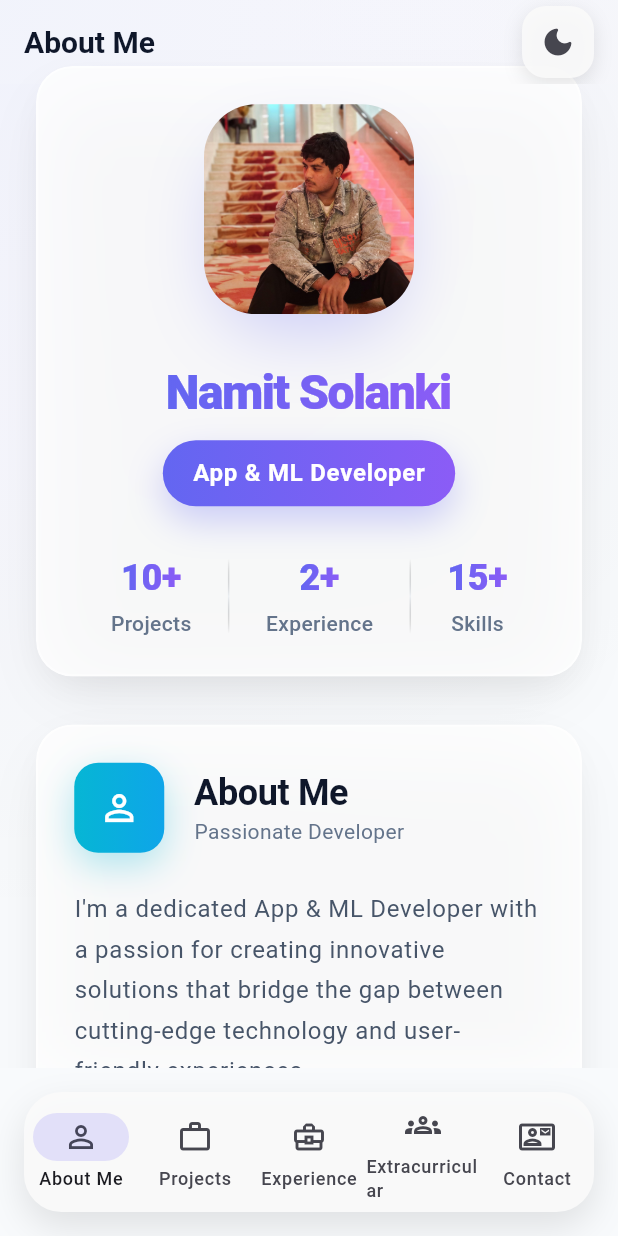
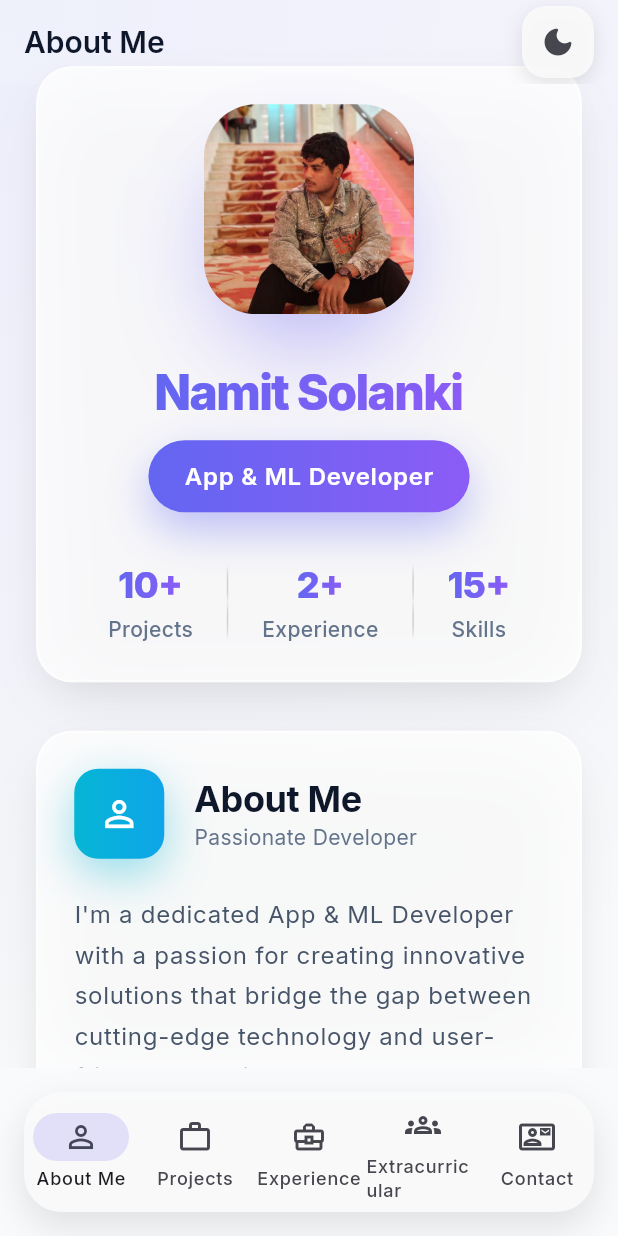
Before and after one commit to Namit24/portfolio-app, a Flutter app: the screen it shows after launch, on a phone screen of 412 x 824 dp. Run offline on Flutter 3.47's test engine with Material 3 defaults, Android fonts, the light colour scheme and no system bars; drawn by our look-alikes of flutter_animate; our stand-ins replace google_fonts; Roboto replaces fonts that are missing (SF Pro Display).

Commit message:
Good UI update

```diff
--- a/lib/screens/home_screen.dart
+++ b/lib/screens/home_screen.dart
@@ -88,21 +88,23 @@ class _HomeScreenState extends State<HomeScreen> {
           ),
         ],
       ),
-      body: PageView(
+      // OPTIMIZED PAGE VIEW FOR SMOOTH SCROLLING
+      body: PageView.builder(
         controller: _pageController,
         onPageChanged: (index) {
           setState(() {
             _currentIndex = index;
           });
         },
-        children: _sections.map((section) {
-          return section.animate().fadeIn(duration: 300.ms).slideX(
-            begin: 0.1,
-            end: 0,
-            duration: 400.ms,
-            curve: Curves.easeOutCubic,
+        // PERFORMANCE OPTIMIZATION
+        physics: const BouncingScrollPhysics(),
+        itemCount: _sections.length,
+        itemBuilder: (context, index) {
+          return _sections[index].animate().fadeIn(
+            duration: 200.ms,
+            curve: Curves.easeOut,
           );
-        }).toList(),
+        },
       ),
       bottomNavigationBar: Container(
         margin: const EdgeInsets.all(16),
@@ -124,10 +126,11 @@ class _HomeScreenState extends State<HomeScreen> {
               setState(() {
                 _currentIndex = index;
               });
+              // SMOOTH PAGE TRANSITION
               _pageController.animateToPage(
                 index,
-                duration: const Duration(milliseconds: 300),
-                curve: Curves.easeInOut,
+                duration: const Duration(milliseconds: 250),
+                curve: Curves.easeInOutCubic,
               );
             },
             backgroundColor: Theme.of(context).colorScheme.surface.withOpacity(0.95),
--- a/lib/theme/app_theme.dart
+++ b/lib/theme/app_theme.dart
@@ -1,4 +1,5 @@
 import 'package:flutter/material.dart';
+import 'package:google_fonts/google_fonts.dart';
 
 class AppTheme {
   static const Color primaryColor = Color(0xFF6366F1);
@@ -7,79 +8,6 @@ class AppTheme {
   static const Color surfaceColor = Color(0xFFFAFAFA);
   static const Color cardColor = Color(0xFFFFFFFF);
 
-  // Using system fonts that are available on all devices
-  static const String fontFamily = 'SF Pro Display'; // iOS
-  static const String fallbackFont = 'Roboto'; // Android
-
-  static TextTheme _buildTextTheme(Brightness brightness) {
-    final Color textColor = brightness == Brightness.light
-        ? const Color(0xFF0F172A)
-        : Colors.white;
-
-    return TextTheme(
-      headlineLarge: TextStyle(
-        fontFamily: fontFamily,
-        fontSize: 32,
-        fontWeight: FontWeight.w800,
-        letterSpacing: -1.0,
-        color: textColor,
-        fontFamilyFallback: const [fallbackFont, 'sans-serif'],
-      ),
-      headlineMedium: TextStyle(
-        fontFamily: fontFamily,
-        fontSize: 28,
-        fontWeight: FontWeight.w700,
-        letterSpacing: -0.5,
-        color: textColor,
-        fontFamilyFallback: const [fallbackFont, 'sans-serif'],
-      ),
-      headlineSmall: TextStyle(
-        fontFamily: fontFamily,
-        fontSize: 24,
-        fontWeight: FontWeight.w600,
-        letterSpacing: -0.25,
-        color: textColor,
-        fontFamilyFallback: const [fallbackFont, 'sans-serif'],
-      ),
-      titleLarge: TextStyle(
-        fontFamily: fontFamily,
-        fontSize: 20,
-        fontWeight: FontWeight.w600,
-        color: textColor,
-        fontFamilyFallback: const [fallbackFont, 'sans-serif'],
-      ),
-      titleMedium: TextStyle(
-        fontFamily: fontFamily,
-        fontSize: 16,
-        fontWeight: FontWeight.w500,
-        color: brightness == Brightness.light
-            ? const Color(0xFF64748B)
-            : const Color(0xFFE2E8F0),
-        fontFamilyFallback: const [fallbackFont, 'sans-serif'],
-      ),
-      bodyLarge: TextStyle(
-        fontFamily: fontFamily,
-        fontSize: 16,
-        fontWeight: FontWeight.w400,
-        height: 1.5,
-        color: brightness == Brightness.light
-            ? const Color(0xFF475569)
-            : const Color(0xFFCBD5E1),
-        fontFamilyFallback: const [fallbackFont, 'sans-serif'],
-      ),
-      bodyMedium: TextStyle(
-        fontFamily: fontFamily,
-        fontSize: 14,
-        fontWeight: FontWeight.w400,
-        height: 1.4,
-        color: brightness == Brightness.light
-            ? const Color(0xFF64748B)
-            : const Color(0xFF94A3B8),
-        fontFamilyFallback: const [fallbackFont, 'sans-serif'],
-      ),
-    );
-  }
-
   static ThemeData lightTheme = ThemeData(
     useMaterial3: true,
     colorScheme: ColorScheme.fromSeed(
@@ -87,18 +15,58 @@ class AppTheme {
       brightness: Brightness.light,
       surface: surfaceColor,
     ),
-    textTheme: _buildTextTheme(Brightness.light),
+    // FIXED FONT CONFIGURATION
+    textTheme: GoogleFonts.interTextTheme().copyWith(
+      headlineLarge: GoogleFonts.inter(
+        fontSize: 32,
+        fontWeight: FontWeight.w800,
+        letterSpacing: -1.0,
+        color: const Color(0xFF0F172A),
+      ),
+      headlineMedium: GoogleFonts.inter(
+        fontSize: 28,
+        fontWeight: FontWeight.w700,
+        letterSpacing: -0.5,
+        color: const Color(0xFF0F172A),
+      ),
+      headlineSmall: GoogleFonts.inter(
+        fontSize: 24,
+        fontWeight: FontWeight.w600,
+        letterSpacing: -0.25,
+        color: const Color(0xFF0F172A),
+      ),
+      titleLarge: GoogleFonts.inter(
+        fontSize: 20,
+        fontWeight: FontWeight.w600,
+        color: const Color(0xFF0F172A),
+      ),
+      titleMedium: GoogleFonts.inter(
+        fontSize: 16,
+        fontWeight: FontWeight.w500,
+        color: const Color(0xFF475569),
+      ),
+      bodyLarge: GoogleFonts.inter(
+        fontSize: 16,
+        fontWeight: FontWeight.w400,
+        height: 1.5,
+        color: const Color(0xFF475569),
+      ),
+      bodyMedium: GoogleFonts.inter(
+        fontSize: 14,
+        fontWeight: FontWeight.w400,
+        height: 1.4,
+        color: const Color(0xFF64748B),
+      ),
+    ),
     scaffoldBackgroundColor: const Color(0xFFF8FAFC),
     appBarTheme: AppBarTheme(
       backgroundColor: Colors.transparent,
       elevation: 0,
       scrolledUnderElevation: 0,
-      titleTextStyle: TextStyle(
-        fontFamily: fontFamily,
+      titleTextStyle: GoogleFonts.inter(
         fontSize: 20,
         fontWeight: FontWeight.w600,
         color: const Color(0xFF0F172A),
-        fontFamilyFallback: const [fallbackFont, 'sans-serif'],
       ),
     ),
     cardTheme: CardThemeData(
@@ -118,10 +86,8 @@ class AppTheme {
         ),
         backgroundColor: primaryColor,
         foregroundColor: Colors.white,
-        textStyle: TextStyle(
-          fontFamily: fontFamily,
+        textStyle: GoogleFonts.inter(
           fontWeight: FontWeight.w600,
-          fontFamilyFallback: const [fallbackFont, 'sans-serif'],
         ),
       ),
     ),
@@ -134,18 +100,58 @@ class AppTheme {
       brightness: Brightness.dark,
       surface: const Color(0xFF0F172A),
     ),
-    textTheme: _buildTextTheme(Brightness.dark),
+    // FIXED DARK THEME FONTS
+    textTheme: GoogleFonts.interTextTheme(ThemeData.dark().textTheme).copyWith(
+      headlineLarge: GoogleFonts.inter(
+        fontSize: 32,
+        fontWeight: FontWeight.w800,
+        letterSpacing: -1.0,
+        color: Colors.white,
+      ),
+      headlineMedium: GoogleFonts.inter(
+        fontSize: 28,
+        fontWeight: FontWeight.w700,
+        letterSpacing: -0.5,
+        color: Colors.white,
+      ),
+      headlineSmall: GoogleFonts.inter(
+        fontSize: 24,
+        fontWeight: FontWeight.w600,
+        letterSpacing: -0.25,
+        color: Colors.white,
+      ),
+      titleLarge: GoogleFonts.inter(
+        fontSize: 20,
+        fontWeight: FontWeight.w600,
+        color: Colors.white,
+      ),
+      titleMedium: GoogleFonts.inter(
+        fontSize: 16,
+        fontWeight: FontWeight.w500,
+        color: const Color(0xFFE2E8F0),
+      ),
+      bodyLarge: GoogleFonts.inter(
+        fontSize: 16,
+        fontWeight: FontWeight.w400,
+        height: 1.5,
+        color: const Color(0xFFCBD5E1),
+      ),
+      bodyMedium: GoogleFonts.inter(
+        fontSize: 14,
+        fontWeight: FontWeight.w400,
+        height: 1.4,
+        color: const Color(0xFF94A3B8),
+      ),
+    ),
     scaffoldBackgroundColor: const Color(0xFF020617),
     appBarTheme: AppBarTheme(
       backgroundColor: Colors.transparent,
       elevation: 0,
       scrolledUnderElevation: 0,
-      titleTextStyle: TextStyle(
-        fontFamily: fontFamily,
+      titleTextStyle: GoogleFonts.inter(
         fontSize: 20,
         fontWeight: FontWeight.w600,
         color: Colors.white,
-        fontFamilyFallback: const [fallbackFont, 'sans-serif'],
       ),
     ),
     cardTheme: CardThemeData(
@@ -164,10 +170,8 @@ class AppTheme {
         ),
         backgroundColor: primaryColor,
         foregroundColor: Colors.white,
-        textStyle: TextStyle(
-          fontFamily: fontFamily,
+        textStyle: GoogleFonts.inter(
           fontWeight: FontWeight.w600,
-          fontFamilyFallback: const [fallbackFont, 'sans-serif'],
         ),
       ),
     ),
--- a/lib/widgets/ultra_modern_about_section.dart
+++ b/lib/widgets/ultra_modern_about_section.dart
@@ -11,16 +11,19 @@ class UltraModernAboutSection extends StatelessWidget {
       decoration: BoxDecoration(
         gradient: RadialGradient(
           center: Alignment.topLeft,
-          radius: 1.5,
+          radius: 1.8,
           colors: [
-            const Color(0xFF6366F1).withOpacity(0.05),
-            const Color(0xFF8B5CF6).withOpacity(0.03),
+            const Color(0xFF6366F1).withOpacity(0.08),
+            const Color(0xFF8B5CF6).withOpacity(0.05),
             Colors.transparent,
           ],
         ),
       ),
       child: SingleChildScrollView(
-        physics: const BouncingScrollPhysics(),
+        // OPTIMIZED SCROLLING PHYSICS
+        physics: const BouncingScrollPhysics(
+          parent: AlwaysScrollableScrollPhysics(),
+        ),
         padding: const EdgeInsets.all(24),
         child: Column(
           children: [
@@ -39,10 +42,16 @@ class UltraModernAboutSection extends StatelessWidget {
                       borderRadius: BorderRadius.circular(35),
                       boxShadow: [
                         BoxShadow(
-                          color: const Color(0xFF6366F1).withOpacity(0.3),
-                          blurRadius: 40,
-                          offset: const Offset(0, 20),
-                          spreadRadius: -10,
+                          color: const Color(0xFF6366F1).withOpacity(0.4),
+                          blurRadius: 50,
+                          offset: const Offset(0, 25),
+                          spreadRadius: -15,
+                        ),
+                        BoxShadow(
+                          color: const Color(0xFF8B5CF6).withOpacity(0.2),
+                          blurRadius: 80,
+                          offset: const Offset(0, 40),
+                          spreadRadius: -20,
                         ),
                       ],
                     ),
@@ -76,12 +85,9 @@ class UltraModernAboutSection extends StatelessWidget {
                       ),
                     ),
                   ).animate().scale(
-                    delay: 300.ms,
-                    duration: 1200.ms,
-                    curve: Curves.elasticOut,
-                  ).shimmer(
-                    delay: 1500.ms,
-                    duration: 2000.ms,
+                    delay: 200.ms,
+                    duration: 800.ms,
+                    curve: Curves.easeOutBack,
                   ),
 
                   const SizedBox(height: 32),
@@ -99,27 +105,27 @@ class UltraModernAboutSection extends StatelessWidget {
                       ),
                     ),
                   ).animate().slideY(
-                    delay: 600.ms,
-                    duration: 800.ms,
-                    begin: 30,
+                    delay: 400.ms,
+                    duration: 600.ms,
+                    begin: 20,
                     curve: Curves.easeOutCubic,
-                  ).fadeIn(delay: 600.ms),
+                  ).fadeIn(delay: 400.ms, duration: 600.ms),
 
                   const SizedBox(height: 12),
 
                   // Title with Animated Container
                   Container(
-                    padding: const EdgeInsets.symmetric(horizontal: 20, vertical: 10),
+                    padding: const EdgeInsets.symmetric(horizontal: 24, vertical: 12),
                     decoration: BoxDecoration(
                       gradient: const LinearGradient(
                         colors: [Color(0xFF6366F1), Color(0xFF8B5CF6)],
                       ),
-                      borderRadius: BorderRadius.circular(25),
+                      borderRadius: BorderRadius.circular(30),
                       boxShadow: [
                         BoxShadow(
-                          color: const Color(0xFF6366F1).withOpacity(0.3),
-                          blurRadius: 20,
-                          offset: const Offset(0, 10),
+                          color: const Color(0xFF6366F1).withOpacity(0.4),
+                          blurRadius: 25,
+                          offset: const Offset(0, 12),
                         ),
                       ],
                     ),
@@ -132,8 +138,8 @@ class UltraModernAboutSection extends StatelessWidget {
                       ),
                     ),
                   ).animate().scale(
-                    delay: 800.ms,
-                    duration: 600.ms,
+                    delay: 600.ms,
+                    duration: 500.ms,
                     curve: Curves.easeOutBack,
                   ),
 
@@ -150,9 +156,9 @@ class UltraModernAboutSection extends StatelessWidget {
                       _buildAnimatedStat(context, '15+', 'Skills', 2),
                     ],
                   ).animate().slideY(
-                    delay: 1000.ms,
-                    duration: 800.ms,
-                    begin: 40,
+                    delay: 800.ms,
+                    duration: 600.ms,
+                    begin: 30,
                     curve: Curves.easeOutCubic,
                   ),
                 ],
@@ -178,9 +184,9 @@ class UltraModernAboutSection extends StatelessWidget {
                           borderRadius: BorderRadius.circular(16),
                           boxShadow: [
                             BoxShadow(
-                              color: const Color(0xFF06B6D4).withOpacity(0.3),
-                              blurRadius: 20,
-                              offset: const Offset(0, 8),
+                              color: const Color(0xFF06B6D4).withOpacity(0.4),
+                              blurRadius: 25,
+                              offset: const Offset(0, 10),
                             ),
                           ],
                         ),
@@ -215,19 +221,18 @@ class UltraModernAboutSection extends StatelessWidget {
                   const SizedBox(height: 24),
                   Text(
                     'I\'m a dedicated App & ML Developer with a passion for creating innovative solutions that bridge the gap between cutting-edge technology and user-friendly experiences.\n\n'
-                    'My journey in technology has led me to contribute to open-source projects like Scikit-Learn and develop cutting-edge applications in machine learning and mobile development.\n\n'
-                    'I believe in the power of technology to solve real-world problems and am constantly exploring new ways to push the boundaries of what\'s possible.',
+                        'My journey in technology has led me to contribute to open-source projects like Scikit-Learn and develop cutting-edge applications in machine learning and mobile development.\n\n'
+                        'I believe in the power of technology to solve real-world problems and am constantly exploring new ways to push the boundaries of what\'s possible.',
                     style: Theme.of(context).textTheme.bodyLarge?.copyWith(
                       height: 1.7,
-                      color: const Color(0xFF475569),
                     ),
                   ),
                 ],
               ),
             ).animate().slideY(
-              delay: 1200.ms,
-              duration: 800.ms,
-              begin: 50,
+              delay: 1000.ms,
+              duration: 600.ms,
+              begin: 40,
               curve: Curves.easeOutCubic,
             ),
           ],
@@ -265,7 +270,6 @@ class UltraModernAboutSection extends StatelessWidget {
         Text(
           label,
           style: Theme.of(context).textTheme.bodyMedium?.copyWith(
-            color: const Color(0xFF64748B),
             fontWeight: FontWeight.w500,
           ),
         ),
@@ -283,7 +287,7 @@ class UltraModernAboutSection extends StatelessWidget {
           end: Alignment.bottomCenter,
           colors: [
             Colors.transparent,
-            const Color(0xFFE2E8F0).withOpacity(0.5),
+            const Color(0xFFE2E8F0).withOpacity(0.6),
             Colors.transparent,
           ],
         ),
--- a/pubspec.yaml
+++ b/pubspec.yaml
@@ -11,7 +11,9 @@ dependencies:
     sdk: flutter
   flutter_animate: ^4.2.0+1
   url_launcher: ^6.2.1
+  google_fonts: ^6.1.0
   cupertino_icons: ^1.0.2
+
 
 dev_dependencies:
   flutter_test:
```
Also changed, not shown: pubspec.lock, 1 other file.
